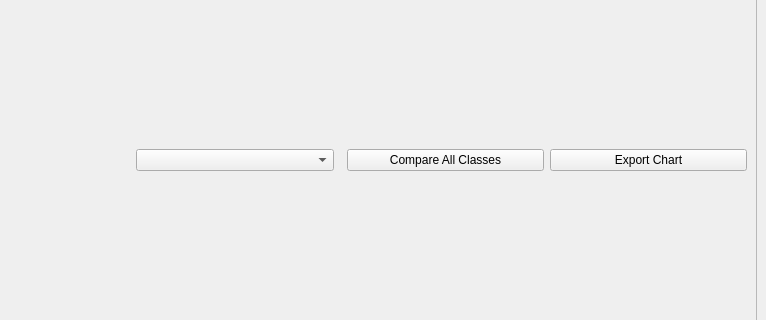
Above: ui/main_window.ui from imndllnuri/students-attendance-app before the change; both pictures show x 312 to 1078 and y 334 to 654 of the 1078 by 941 pixel window. Below: the same form after it.
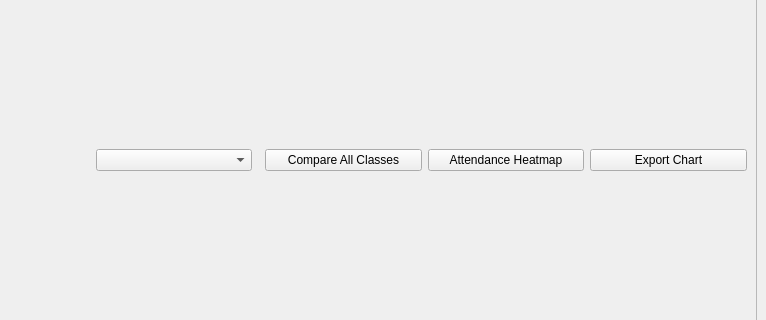
That is the form after the change. The open tabs and pages were chosen to show the change. Icons and pictures are not drawn.

Commit message:
#32: Attendance heatmap by day/time-slot
"Attendance Heatmap" on Statistics shows a day-of-week x time-slot
grid of average attendance rate for the selected class, computed from
the same pivoted student table used elsewhere (sessions sharing a
day+slot combination are averaged together).

What changed in the file:
```diff
--- a/ui/main_window.ui
+++ b/ui/main_window.ui
@@ -622,6 +622,11 @@
               <property name="text"><string>Compare All Classes</string></property>
              </widget>
             </item>
+            <item>
+             <widget class="QPushButton" name="attendance_heatmap_btn">
+              <property name="text"><string>Attendance Heatmap</string></property>
+             </widget>
+            </item>
             <item>
              <widget class="QPushButton" name="export_chart_btn">
               <property name="text"><string>Export Chart</string></property>
```
The commit also changes 3 other files.
